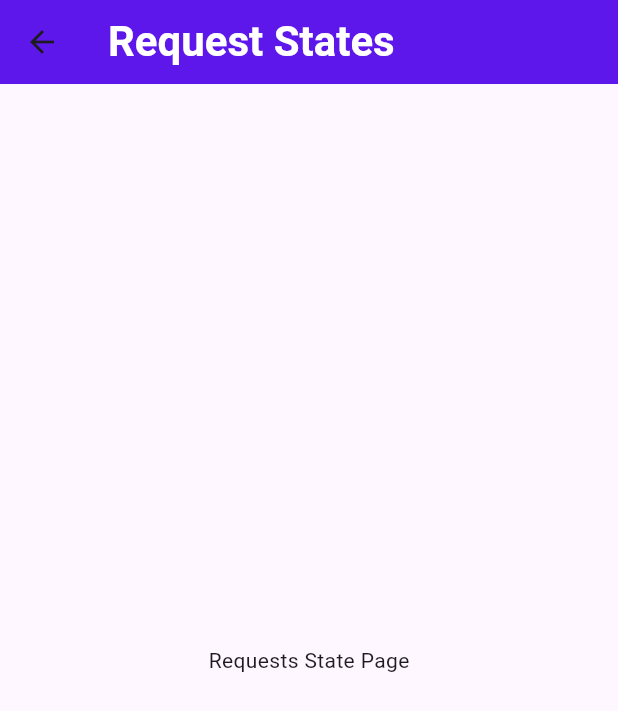
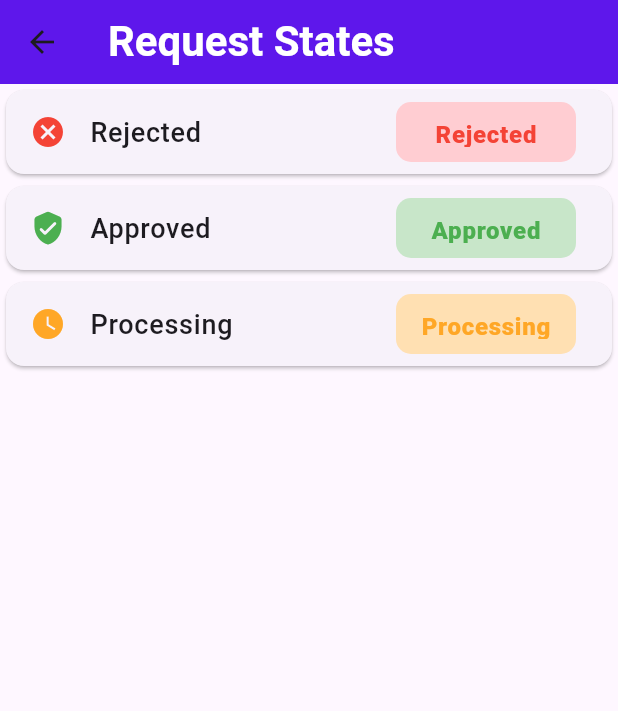
Before and after one commit to habibFRH/DAM-project--gestion-et-suivi-des-demandes-de-commerce, a Flutter app: the RequestsState screen opened directly, on a phone screen of 412 x 824 dp. Shown: the top 711 px of the screen. Run offline on Flutter 3.47's test engine with Material 3 defaults, Android fonts, the phone set to English and light mode, and no system bars; our stand-ins replace curved_navigation_bar, date_field, firebase_auth, firebase_core; accounts and stored records are empty.

Commit message:
requst state page - custom list tile

```diff
--- /dev/null
+++ b/lib/components/customListTile.dart
@@ -0,0 +1,92 @@
+// ignore_for_file: sort_child_properties_last, deprecated_member_use, body_might_complete_normally_nullable
+
+import 'package:flutter/material.dart';
+
+class CustomListTile extends StatelessWidget {
+  final String state;
+
+  CustomListTile({Key? key, required this.state}) : super(key: key);
+
+  final colors = [
+    Colors.orange[400],
+    Colors.orange[100],
+    Colors.red,
+    Colors.red[100],
+    Colors.green,
+    Colors.green[100]
+  ];
+
+  final icons = [Icons.watch_later, Icons.cancel, Icons.verified_user_rounded];
+
+  IconData getIcon() {
+    switch (state) {
+      case 'Processing':
+        return icons[0]; // Icons.watch_later
+      case 'Rejected':
+        return icons[1]; // Icons.cancel
+      case 'Approved':
+        return icons[2]; // Icons.verified_user_rounded
+      default:
+        return icons[0]; // Default to watch icon for unknown state
+    }
+  }
+
+  Color? getColor() {
+    switch (state) {
+      case 'Processing':
+        return colors[0]; // Colors.orange[100]
+      case 'Rejected':
+        return colors[2]; // Colors.red[100]
+      case 'Approved':
+        return colors[4]; // Colors.green[100]
+    }
+  }
+
+  Color? getbgColor() {
+    switch (state) {
+      case 'Processing':
+        return colors[1]; // Colors.orange[100]
+      case 'Rejected':
+        return colors[3]; // Colors.red[100]
+      case 'Approved':
+        return colors[5]; // Colors.green[100]
+    }
+  }
+
+  @override
+  Widget build(BuildContext context) {
+    return Card(
+      child: ListTile(
+        onTap: () {},
+        leading: Icon(
+          getIcon(),
+          color: getColor(),
+        ),
+        title: Text(
+          state,
+          style: const TextStyle(fontSize: 18, fontWeight: FontWeight.w500),
+        ),
+        trailing: Container(
+          padding: const EdgeInsets.all(10),
+          child: Center(
+            child: Text(
+              state, // Add your text here
+              textScaleFactor: 2,
+              style: TextStyle(
+                color: getColor(),
+                fontSize: 8,
+                fontWeight: FontWeight.w900,
+              ),
+            ),
+          ),
+          width: 120,
+          decoration: BoxDecoration(
+            borderRadius: BorderRadius.circular(10),
+            color: getbgColor(),
+          ),
+          height: 40,
+        ),
+      ),
+    );
+  }
+}
--- a/lib/pages/requests_states.dart
+++ b/lib/pages/requests_states.dart
@@ -1,4 +1,8 @@
+// ignore_for_file: sort_child_properties_last, deprecated_member_use
+
 import 'package:flutter/material.dart';
+
+import '../components/customListTile.dart';
 
 class RequestsState extends StatefulWidget {
   const RequestsState({super.key});
@@ -19,10 +23,18 @@ class _RequestsStateState extends State<RequestsState> {
           ),
           backgroundColor: const Color(0xff5E17EB),
         ),
-      body: const Center(
-        child: Text("Requests State Page"),
+        body: ListView(
+          children: [
+            CustomListTile(
+              state: "Rejected",
             ),
-    );
-    ;
+            CustomListTile(
+              state: "Approved",
+            ),
+            CustomListTile(
+              state: "Processing",
+            ),
+          ],
+        ));
   }
 }
```
Also changed, not shown: lib/pages/add_request.dart (+0 -7 lines). Lines whose indentation alone changed are shown as unchanged.
